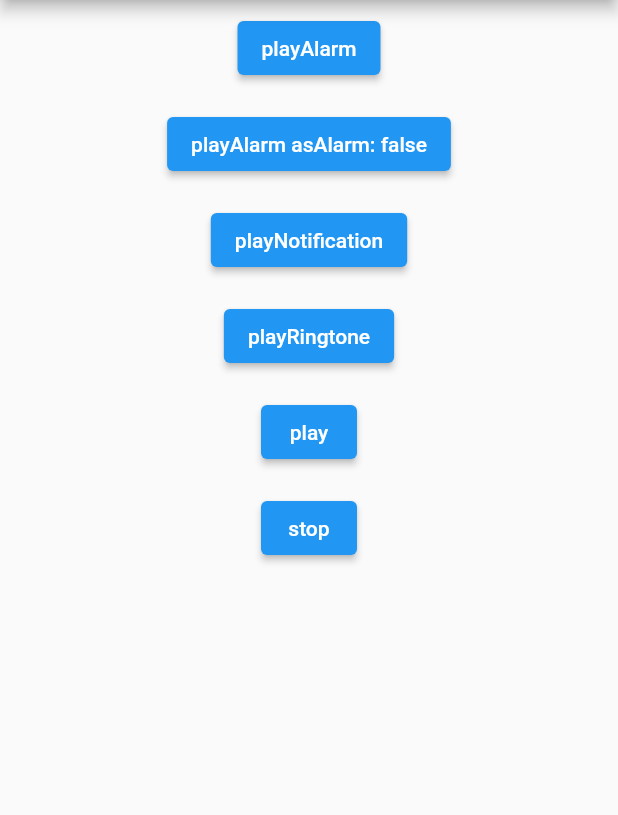
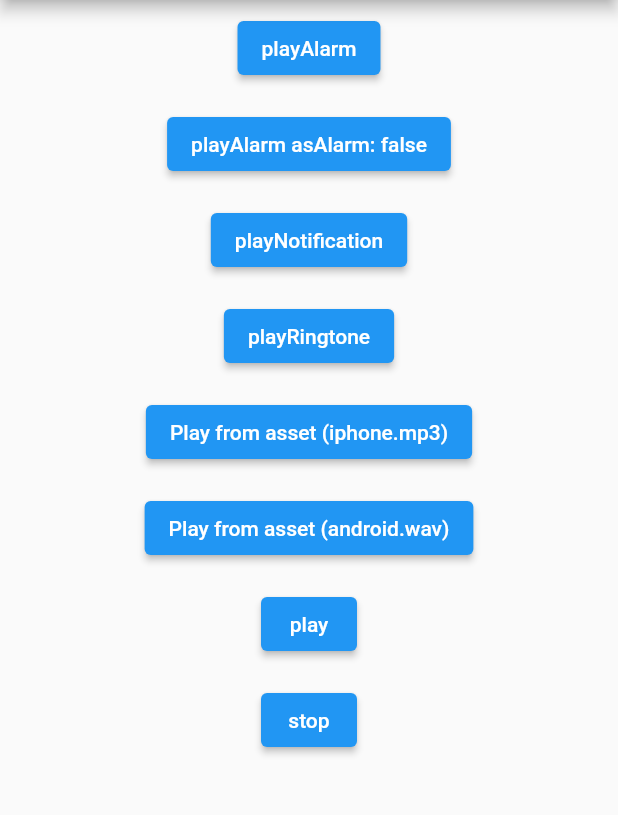
Before and after one commit to inway/flutter_ringtone_player, a Flutter app: the screen it shows after launch, after a tap on "play", on a phone screen of 412 x 824 dp, the part 84-899 px from its top. Run offline on Flutter 3.47's test engine with Material 2 defaults, Android fonts, the phone set to English and light mode, and no system bars.

Commit message:
Custom ringtones from assets for Android and iOS. (#33)
* Added support for custom ringtones from assets.
* Update example and readme
* Applied `flutter format`

Co-authored-by: GeorgeAmgad <george.amgad@innuva.com>

```diff
--- a/example/lib/main.dart
+++ b/example/lib/main.dart
@@ -53,6 +53,24 @@ class MyApp extends StatelessWidget {
               Padding(
                 padding: EdgeInsets.all(8),
                 child: ElevatedButton(
+                  child: const Text('Play from asset (iphone.mp3)'),
+                  onPressed: () {
+                    FlutterRingtonePlayer.play(fromAsset: "assets/iphone.mp3");
+                  },
+                ),
+              ),
+              Padding(
+                padding: EdgeInsets.all(8),
+                child: ElevatedButton(
+                  child: const Text('Play from asset (android.wav)'),
+                  onPressed: () {
+                    FlutterRingtonePlayer.play(fromAsset: "assets/android.wav");
+                  },
+                ),
+              ),
+              Padding(
+                padding: EdgeInsets.all(8),
+                child: ElevatedButton(
                   child: const Text('play'),
                   onPressed: () {
                     FlutterRingtonePlayer.play(
--- a/example/pubspec.yaml
+++ b/example/pubspec.yaml
@@ -32,7 +32,9 @@ flutter:
   uses-material-design: true
 
   # To add assets to your application, add an assets section, like this:
-  # assets:
+  assets:
+    - assets/iphone.mp3
+    - assets/android.wav
   #  - images/a_dot_burr.jpeg
   #  - images/a_dot_ham.jpeg
 
--- a/lib/android_sounds.dart
+++ b/lib/android_sounds.dart
@@ -12,10 +12,9 @@
 class AndroidSound {
   final int value;
 
-  const AndroidSound(int value)
+  const AndroidSound(this.value)
       : assert(value >= 1),
-        assert(value <= 3),
-        value = value;
+        assert(value <= 3);
 }
 
 /// Default [AndroidSound] values.
--- a/lib/flutter_ringtone_player.dart
+++ b/lib/flutter_ringtone_player.dart
@@ -3,8 +3,10 @@
 // found in the LICENSE file.
 
 import 'dart:async';
+import 'dart:io';
 
 import 'package:flutter/services.dart';
+import 'package:path_provider/path_provider.dart';
 
 import 'android_sounds.dart';
 import 'ios_sounds.dart';
@@ -18,7 +20,7 @@ export 'ios_sounds.dart';
 /// uses some hardcoded values for each type.
 class FlutterRingtonePlayer {
   static const MethodChannel _channel =
-      const MethodChannel('flutter_ringtone_player');
+      MethodChannel('flutter_ringtone_player');
 
   /// This is generic method allowing you to specify individual sounds
   /// you wish to be played for each platform
@@ -31,16 +33,30 @@ class FlutterRingtonePlayer {
   ///  * [AndroidSounds]
   ///  * [IosSounds]
   static Future<void> play(
-      {required AndroidSound android,
-      required IosSound ios,
+      {AndroidSound? android,
+      IosSound? ios,
+      String? fromAsset,
       double? volume,
       bool? looping,
       bool? asAlarm}) async {
+    if (fromAsset == null && android == null && ios == null) {
+      throw "Please specify the sound source.";
+    }
+    if (fromAsset == null) {
+      if (android == null) {
+        throw "Please specify android sound.";
+      }
+      if (ios == null) {
+        throw "Please specify ios sound.";
+      }
+    } else {
+      fromAsset = await _generateAssetUri(fromAsset);
+    }
     try {
-      var args = <String, dynamic>{
-        'android': android.value,
-        'ios': ios.value,
-      };
+      var args = <String, dynamic>{};
+      if (android != null) args['android'] = android.value;
+      if (ios != null) args['ios'] = ios.value;
+      if (fromAsset != null) args['uri'] = fromAsset;
       if (looping != null) args['looping'] = looping;
       if (volume != null) args['volume'] = volume;
       if (asAlarm != null) args['asAlarm'] = asAlarm;
@@ -86,4 +102,26 @@ class FlutterRingtonePlayer {
       _channel.invokeMethod('stop');
     } on PlatformException {}
   }
+
+  /// Generate asset uri according to platform.
+  static Future<String> _generateAssetUri(String asset) async {
+    if (Platform.isAndroid) {
+      // read local asset from rootBundle
+      final byteData = await rootBundle.load(asset);
+
+      // create a temporary file on the device to be read by the native side
+      final file = File('${(await getTemporaryDirectory()).path}/$asset');
+      await file.create(recursive: true);
+      await file.writeAsBytes(byteData.buffer.asUint8List());
+      return file.uri.path;
+    } else if (Platform.isIOS) {
+      if (!['wav', 'mp3', 'aiff', 'caf']
+          .contains(asset.split('.').last.toLowerCase())) {
+        throw 'Format not supported for iOS. Only mp3, wav, aiff and caf formats are supported.';
+      }
+      return asset;
+    } else {
+      return asset;
+    }
+  }
 }
--- a/pubspec.yaml
+++ b/pubspec.yaml
@@ -12,6 +12,8 @@ dependencies:
   flutter:
     sdk: flutter
 
+  path_provider:
+
 dev_dependencies:
   test: ^1.16.8
   flutter_test:
```
Also changed, not shown: 5 other files.
